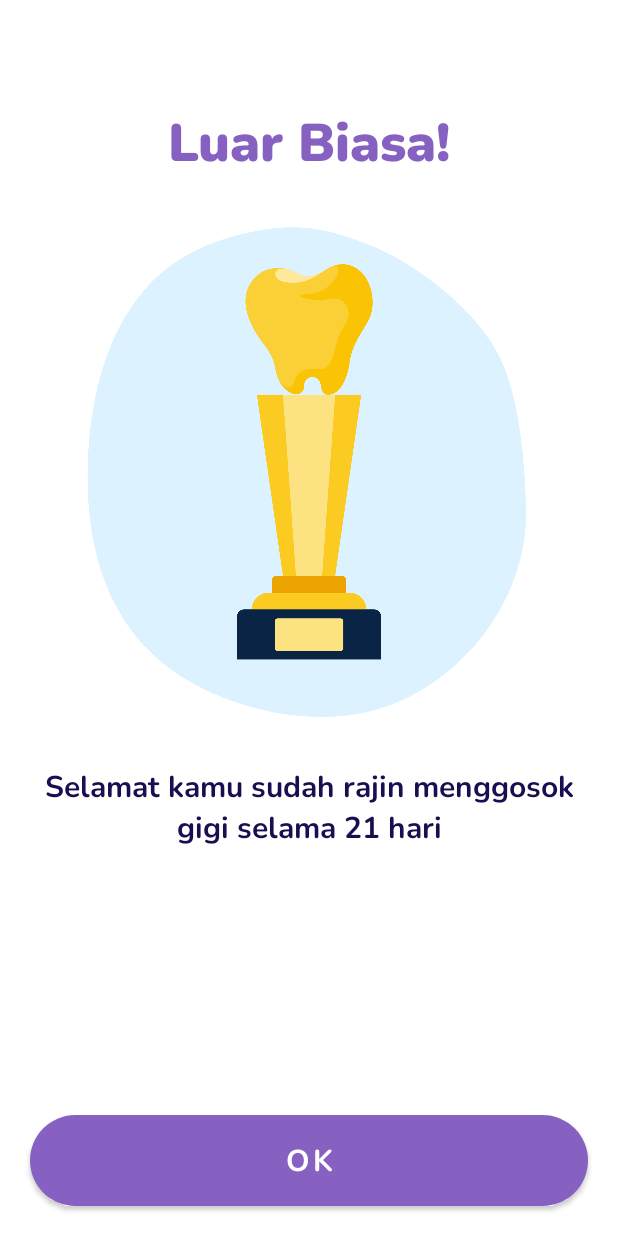
After one commit to bijancot/gigi-mobile, an Android app: the AchivmentActivity screen opened directly, with no data from a screen before it, on a phone screen of 412 x 824 dp. The commit adds this screen. Run offline under Robolectric (Android 15) with nearby library versions, the phone set to English and light mode, and no system bars; Roboto replaces fonts that are not available here.

Commit message:
5 November 2021 finishing

```diff
--- a/app/src/main/AndroidManifest.xml
+++ b/app/src/main/AndroidManifest.xml
@@ -13,7 +13,8 @@
         android:roundIcon="@mipmap/ic_launcher"
         android:supportsRtl="true"
         android:theme="@style/Theme.BrushMyTeethChallange">
-        <activity android:name=".activities.EditProfileActivity"></activity>
+        <activity android:name=".activities.AchivmentActivity"></activity>
+        <activity android:name=".activities.EditProfileActivity" />
         <activity android:name=".activities.SplashScreenActivity">
             <intent-filter>
                 <action android:name="android.intent.action.MAIN" />
--- /dev/null
+++ b/app/src/main/java/com/outven/bmtchallange/activities/AchivmentActivity.java
@@ -0,0 +1,43 @@
+package com.outven.bmtchallange.activities;
+
+import android.app.Activity;
+import android.content.Context;
+import android.content.Intent;
+import android.os.Bundle;
+import android.view.View;
+import android.widget.Button;
+
+import androidx.appcompat.app.AppCompatActivity;
+
+import com.outven.bmtchallange.R;
+import com.outven.bmtchallange.helper.HidenBar;
+
+public class AchivmentActivity extends AppCompatActivity {
+
+    Button btnOk;
+
+    @Override
+    protected void onCreate(Bundle savedInstanceState) {
+        super.onCreate(savedInstanceState);
+        setContentView(R.layout.activity_achivment);
+
+        btnOk = findViewById(R.id.btnOk);
+
+        btnOk.setOnClickListener(new View.OnClickListener() {
+            @Override
+            public void onClick(View view) {
+                moveToNextPage(AchivmentActivity.this, DashboardActivity.class,true);
+            }
+        });
+
+        HidenBar.WindowFlag(this, getWindow());
+    }
+
+    private void moveToNextPage(Context context, Class<? extends Activity> activityClass, boolean setFlags){
+        Intent intent = new Intent(context, activityClass);
+        if (setFlags){
+            intent.setFlags(Intent.FLAG_ACTIVITY_CLEAR_TASK | Intent.FLAG_ACTIVITY_NO_HISTORY | Intent.FLAG_ACTIVITY_CLEAR_TOP);
+        }
+        startActivity(intent);
+    }
+}
--- /dev/null
+++ b/app/src/main/res/layout/activity_achivment.xml
@@ -0,0 +1,50 @@
+<?xml version="1.0" encoding="utf-8"?>
+<RelativeLayout xmlns:android="http://schemas.android.com/apk/res/android"
+    xmlns:app="http://schemas.android.com/apk/res-auto"
+    xmlns:tools="http://schemas.android.com/tools"
+    android:layout_width="match_parent"
+    android:layout_height="match_parent"
+    tools:context=".activities.AchivmentActivity">
+    <TextView
+        android:id="@+id/txtAchivment"
+        android:layout_width="match_parent"
+        android:layout_height="wrap_content"
+        android:layout_marginTop="70dp"
+        android:layout_marginBottom="20dp"
+        android:gravity="center_horizontal"
+        android:text="Luar Biasa!"
+        android:textSize="35sp"
+        android:textColor="@color/purpleButton"
+        android:fontFamily="@font/nunito_black"/>
+    <ImageView
+        android:id="@+id/ivAchivment"
+        android:layout_width="350dp"
+        android:layout_height="350dp"
+        android:layout_below="@+id/txtAchivment"
+        android:layout_centerHorizontal="true"
+        android:src="@drawable/achivment"/>
+    <TextView
+        android:layout_width="match_parent"
+        android:layout_height="wrap_content"
+        android:gravity="center_horizontal"
+        android:text="Selamat kamu sudah rajin menggosok gigi selama 21 hari"
+        android:layout_margin="20dp"
+        android:layout_below="@+id/ivAchivment"
+        android:textSize="20sp"
+        android:textColor="@color/text"
+        android:fontFamily="@font/nunito_bold"/>
+
+    <Button
+        android:id="@+id/btnOk"
+        android:layout_width="match_parent"
+        android:layout_height="wrap_content"
+        android:layout_alignParentBottom="true"
+        android:layout_margin="20dp"
+        android:padding="10dp"
+        android:fontFamily="@font/nunito_bold"
+        android:text="OK"
+        android:background="@drawable/custom_button"
+        app:backgroundTint="@null"
+        android:textAllCaps="false"
+        android:textSize="20sp"/>
+</RelativeLayout>
--- a/app/src/main/res/layout/activity_upload_after_done.xml
+++ b/app/src/main/res/layout/activity_upload_after_done.xml
@@ -17,7 +17,7 @@
         android:layout_marginTop="50dp"
         android:text="Upload Foto"
         android:textSize="30sp"
-        android:textColor="@color/blueButton"
+        android:textColor="@color/purpleButton"
         android:fontFamily="@font/nunito_black"/>
     <TextView
         android:layout_width="match_parent"
--- a/app/src/main/res/layout/activity_upload_before_done.xml
+++ b/app/src/main/res/layout/activity_upload_before_done.xml
@@ -15,7 +15,7 @@
         android:layout_marginTop="50dp"
         android:text="Upload Foto"
         android:textSize="30sp"
-        android:textColor="@color/blueButton"
+        android:textColor="@color/purpleButton"
         android:fontFamily="@font/nunito_black"/>
     <TextView
         android:layout_width="match_parent"
```
Also changed, not shown: app/src/main/java/com/outven/bmtchallange/activities/UploadAfterDoneActivity.java (+19 -1 lines), app/src/main/java/com/outven/bmtchallange/helper/Config.java (+9 -0 lines), app/src/main/res/drawable/achivment.png (added).
